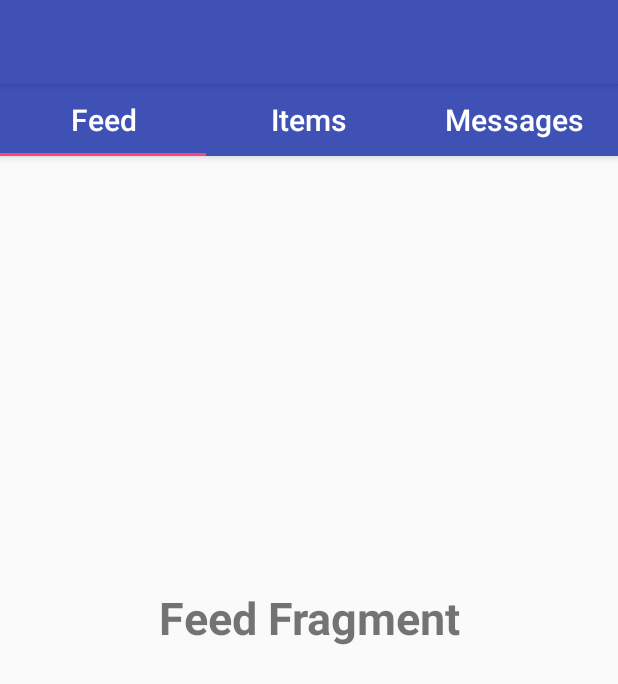
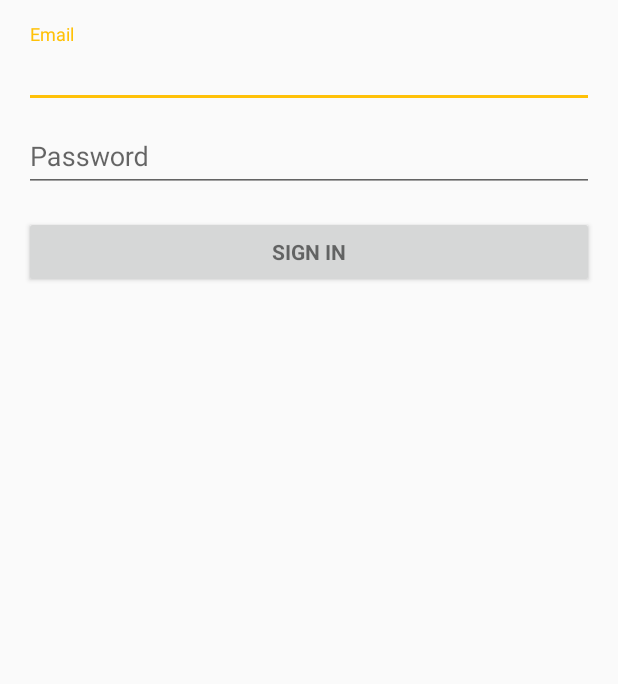
Before and after one commit to pdrumm/Satchel, an Android app: the screen it shows after launch (MainActivity before the commit, LoginActivity after it), on a phone screen of 412 x 824 dp. Shown: the top 684 px of the screen. Run offline under Robolectric (Android 15) with nearby library versions, the phone set to English and light mode, and no system bars; our stand-ins replace Firebase (no records; nobody signed in at launch, a user with empty details on screens opened directly); 2 statements that could not run were skipped.

Commit message:
Added login page with Firebase login authN. No ability to sign-up yet.

```diff
--- a/app/build.gradle
+++ b/app/build.gradle
@@ -26,5 +26,9 @@ dependencies {
     })
     compile 'com.android.support:appcompat-v7:24.2.1'
     compile 'com.android.support:design:24.2.1'
+    compile 'com.google.firebase:firebase-auth:10.0.1'
     testCompile 'junit:junit:4.12'
 }
+
+
+apply plugin: 'com.google.gms.google-services'
--- /dev/null
+++ b/app/src/main/java/com/cse40333/satchel/LoginActivity.java
@@ -0,0 +1,347 @@
+package com.cse40333.satchel;
+
+import android.animation.Animator;
+import android.animation.AnimatorListenerAdapter;
+import android.annotation.TargetApi;
+import android.content.Intent;
+import android.content.pm.PackageManager;
+import android.support.annotation.NonNull;
+import android.support.design.widget.Snackbar;
+import android.support.v7.app.AppCompatActivity;
+import android.app.LoaderManager.LoaderCallbacks;
+
+import android.content.CursorLoader;
+import android.content.Loader;
+import android.database.Cursor;
+import android.net.Uri;
+import android.os.AsyncTask;
+
+import android.os.Build;
+import android.os.Bundle;
+import android.provider.ContactsContract;
+import android.text.TextUtils;
+import android.util.Log;
+import android.view.KeyEvent;
+import android.view.View;
+import android.view.View.OnClickListener;
+import android.view.inputmethod.EditorInfo;
+import android.widget.ArrayAdapter;
+import android.widget.AutoCompleteTextView;
+import android.widget.Button;
+import android.widget.EditText;
+import android.widget.TextView;
+
+import com.google.android.gms.tasks.OnCompleteListener;
+import com.google.android.gms.tasks.Task;
+import com.google.firebase.auth.AuthResult;
+import com.google.firebase.auth.FirebaseAuth;
+import com.google.firebase.auth.FirebaseUser;
+
+import java.util.ArrayList;
+import java.util.List;
+
+import static android.Manifest.permission.READ_CONTACTS;
+
+/**
+ * A login screen that offers login via email/password.
+ */
+public class LoginActivity extends AppCompatActivity implements LoaderCallbacks<Cursor> {
+
+    private static final String TAG = LoginActivity.class.getName();
+
+    /**
+     * Id to identity READ_CONTACTS permission request.
+     */
+    private static final int REQUEST_READ_CONTACTS = 0;
+
+    // UI references.
+    private AutoCompleteTextView mEmailView;
+    private EditText mPasswordView;
+    private View mProgressView;
+    private View mLoginFormView;
+
+    // Firebase references
+    private FirebaseAuth mAuth;
+    private FirebaseAuth.AuthStateListener mAuthListener;
+
+    @Override
+    protected void onCreate(Bundle savedInstanceState) {
+        super.onCreate(savedInstanceState);
+        setContentView(R.layout.activity_login);
+        // Set up the login form.
+        mEmailView = (AutoCompleteTextView) findViewById(R.id.email);
+        populateAutoComplete();
+
+        // attempt login if user presses enter
+        mPasswordView = (EditText) findViewById(R.id.password);
+        mPasswordView.setOnEditorActionListener(new TextView.OnEditorActionListener() {
+            @Override
+            public boolean onEditorAction(TextView textView, int id, KeyEvent keyEvent) {
+                if (id == R.id.login || id == EditorInfo.IME_NULL) {
+                    attemptLogin();
+                    return true;
+                }
+                return false;
+            }
+        });
+
+        // attempt login if user clicks login button
+        Button mEmailSignInButton = (Button) findViewById(R.id.email_sign_in_button);
+        mEmailSignInButton.setOnClickListener(new OnClickListener() {
+            @Override
+            public void onClick(View view) {
+                attemptLogin();
+            }
+        });
+
+        mLoginFormView = findViewById(R.id.login_form);
+        mProgressView = findViewById(R.id.login_progress);
+
+        // Initialize Firebase
+        mAuth = FirebaseAuth.getInstance();
+        mAuthListener = new FirebaseAuth.AuthStateListener() {
+            @Override
+            public void onAuthStateChanged(@NonNull FirebaseAuth firebaseAuth) {
+                FirebaseUser user = firebaseAuth.getCurrentUser();
+                if (user != null) {
+                    // User is signed in
+                    Log.d(TAG, "onAuthStateChanged:signed_in:" + user.getUid());
+                    // User is signed out
+                    Log.d(TAG, "onAuthStateChanged:signed_out");
+                }
+            }
+        };
+    }
+
+    @Override
+    protected void onStart() {
+        super.onStart();
+        mAuth.addAuthStateListener(mAuthListener);
+    }
+
+    @Override
+    protected void onStop() {
+        super.onStop();
+        if (mAuthListener != null) {
+            mAuth.removeAuthStateListener(mAuthListener);
+        }
+    }
+
+    private void populateAutoComplete() {
+        if (!mayRequestContacts()) {
+            return;
+        }
+
+        getLoaderManager().initLoader(0, null, this);
+    }
+
+    private boolean mayRequestContacts() {
+        if (Build.VERSION.SDK_INT < Build.VERSION_CODES.M) {
+            return true;
+        }
+        if (checkSelfPermission(READ_CONTACTS) == PackageManager.PERMISSION_GRANTED) {
+            return true;
+        }
+        if (shouldShowRequestPermissionRationale(READ_CONTACTS)) {
+            Snackbar.make(mEmailView, R.string.permission_rationale, Snackbar.LENGTH_INDEFINITE)
+                    .setAction(android.R.string.ok, new View.OnClickListener() {
+                        @Override
+                        @TargetApi(Build.VERSION_CODES.M)
+                        public void onClick(View v) {
+                            requestPermissions(new String[]{READ_CONTACTS}, REQUEST_READ_CONTACTS);
+                        }
+                    });
+        } else {
+            requestPermissions(new String[]{READ_CONTACTS}, REQUEST_READ_CONTACTS);
+        }
+        return false;
+    }
+
+    /**
+     * Callback received when a permissions request has been completed.
+     */
+    @Override
+    public void onRequestPermissionsResult(int requestCode, @NonNull String[] permissions,
+                                           @NonNull int[] grantResults) {
+        if (requestCode == REQUEST_READ_CONTACTS) {
+            if (grantResults.length == 1 && grantResults[0] == PackageManager.PERMISSION_GRANTED) {
+                populateAutoComplete();
+            }
+        }
+    }
+
+
+    /**
+     * Attempts to sign in or register the account specified by the login form.
+     * If there are form errors (invalid email, missing fields, etc.), the
+     * errors are presented and no actual login attempt is made.
+     */
+    private void attemptLogin() {
+        if (mAuthTask != null) {
+            return;
+        }
+
+        // Reset errors.
+        mEmailView.setError(null);
+        mPasswordView.setError(null);
+
+        // Store values at the time of the login attempt.
+        String email = mEmailView.getText().toString();
+        String password = mPasswordView.getText().toString();
+
+        boolean cancel = false;
+        View focusView = null;
+
+        // Check for a valid password, if the user entered one.
+        if (!TextUtils.isEmpty(password) && !isPasswordValid(password)) {
+            mPasswordView.setError(getString(R.string.error_invalid_password));
+            focusView = mPasswordView;
+            cancel = true;
+        }
+
+        // Check for a valid email address.
+        if (TextUtils.isEmpty(email)) {
+            mEmailView.setError(getString(R.string.error_field_required));
+            focusView = mEmailView;
+            cancel = true;
+        } else if (!isEmailValid(email)) {
+            mEmailView.setError(getString(R.string.error_invalid_email));
+            focusView = mEmailView;
+            cancel = true;
+        }
+
+        if (cancel) {
+            // There was an error; don't attempt login and focus the first
+            // form field with an error.
+            focusView.requestFocus();
+        } else {
+            // Show a progress spinner, and kick off a background task to
+            // perform the user login attempt.
+            showProgress(true);
+
+            // Authenticate with Firebase
+            mAuth.signInWithEmailAndPassword(email, password).addOnCompleteListener(this, new OnCompleteListener<AuthResult>() {
+                @Override
+                public void onComplete(@NonNull Task<AuthResult> task) {
+                    Log.d(TAG, "signInWithEmail:onComplete:" + task.isSuccessful());
+
+                    // If sign in fails, display a message to the user. If sign succeeds
+                    // the auth state listener will be notified and logic to handle the
+                    // signed in user can be handled in the listener.
+                    if (!task.isSuccessful()) {
+                        Log.w(TAG, "signInWithEmail:failed", task.getException());
+                        showProgress(false);
+                        mPasswordView.setError(getString(R.string.error_incorrect_password));
+                        mPasswordView.requestFocus();
+                    } else {
+                        Intent intent = new Intent(getApplicationContext(), MainActivity.class);
+                        startActivity(intent);
+                        finish();
+                    }
+                }
+            });
+
+        }
+    }
+
+    private boolean isEmailValid(String email) {
+        //TODO: Replace this with your own logic
+        return email.contains("@");
+    }
+
+    private boolean isPasswordValid(String password) {
+        //TODO: Replace this with your own logic
+        return password.length() > 4;
+    }
+
+    /**
+     * Shows the progress UI and hides the login form.
+     */
+    @TargetApi(Build.VERSION_CODES.HONEYCOMB_MR2)
+    private void showProgress(final boolean show) {
+        // On Honeycomb MR2 we have the ViewPropertyAnimator APIs, which allow
+        // for very easy animations. If available, use these APIs to fade-in
+        // the progress spinner.
+        if (Build.VERSION.SDK_INT >= Build.VERSION_CODES.HONEYCOMB_MR2) {
+            int shortAnimTime = getResources().getInteger(android.R.integer.config_shortAnimTime);
+
+            mLoginFormView.setVisibility(show ? View.GONE : View.VISIBLE);
+            mLoginFormView.animate().setDuration(shortAnimTime).alpha(
+                    show ? 0 : 1).setListener(new AnimatorListenerAdapter() {
+                @Override
+                public void onAnimationEnd(Animator animation) {
+                    mLoginFormView.setVisibility(show ? View.GONE : View.VISIBLE);
+                }
+            });
+
+            mProgressView.setVisibility(show ? View.VISIBLE : View.GONE);
+            mProgressView.animate().setDuration(shortAnimTime).alpha(
+                    show ? 1 : 0).setListener(new AnimatorListenerAdapter() {
+                @Override
+                public void onAnimationEnd(Animator animation) {
+                    mProgressView.setVisibility(show ? View.VISIBLE : View.GONE);
+                }
+            });
+        } else {
+            // The ViewPropertyAnimator APIs are not available, so simply show
+            // and hide the relevant UI components.
+            mProgressView.setVisibility(show ? View.VISIBLE : View.GONE);
+            mLoginFormView.setVisibility(show ? View.GONE : View.VISIBLE);
+        }
+    }
+
+    @Override
+    public Loader<Cursor> onCreateLoader(int i, Bundle bundle) {
+        return new CursorLoader(this,
+                // Retrieve data rows for the device user's 'profile' contact.
+                Uri.withAppendedPath(ContactsContract.Profile.CONTENT_URI,
+                        ContactsContract.Contacts.Data.CONTENT_DIRECTORY), ProfileQuery.PROJECTION,
+
+                // Select only email addresses.
+                ContactsContract.Contacts.Data.MIMETYPE +
+                        " = ?", new String[]{ContactsContract.CommonDataKinds.Email
+                .CONTENT_ITEM_TYPE},
+
+                // Show primary email addresses first. Note that there won't be
+                // a primary email address if the user hasn't specified one.
+                ContactsContract.Contacts.Data.IS_PRIMARY + " DESC");
+    }
+
+    @Override
+    public void onLoadFinished(Loader<Cursor> cursorLoader, Cursor cursor) {
+        List<String> emails = new ArrayList<>();
+        cursor.moveToFirst();
+        while (!cursor.isAfterLast()) {
+            emails.add(cursor.getString(ProfileQuery.ADDRESS));
+            cursor.moveToNext();
+        }
+
+        addEmailsToAutoComplete(emails);
+    }
+
+    @Override
+    public void onLoaderReset(Loader<Cursor> cursorLoader) {
+
+    }
+
+    private void addEmailsToAutoComplete(List<String> emailAddressCollection) {
+        //Create adapter to tell the AutoCompleteTextView what to show in its dropdown list.
+        ArrayAdapter<String> adapter =
+                new ArrayAdapter<>(LoginActivity.this,
+                        android.R.layout.simple_dropdown_item_1line, emailAddressCollection);
+
+        mEmailView.setAdapter(adapter);
+    }
+
+
+    private interface ProfileQuery {
+        String[] PROJECTION = {
+                ContactsContract.CommonDataKinds.Email.ADDRESS,
+                ContactsContract.CommonDataKinds.Email.IS_PRIMARY,
+        };
+
+        int ADDRESS = 0;
+        int IS_PRIMARY = 1;
+    }
+
+}
--- /dev/null
+++ b/app/src/main/res/layout/activity_login.xml
@@ -0,0 +1,77 @@
+<LinearLayout xmlns:android="http://schemas.android.com/apk/res/android"
+    xmlns:tools="http://schemas.android.com/tools"
+    android:layout_width="match_parent"
+    android:layout_height="match_parent"
+    android:gravity="center_horizontal"
+    android:orientation="vertical"
+    android:paddingBottom="@dimen/activity_vertical_margin"
+    android:paddingLeft="@dimen/activity_horizontal_margin"
+    android:paddingRight="@dimen/activity_horizontal_margin"
+    android:paddingTop="@dimen/activity_vertical_margin"
+    tools:context="com.cse40333.satchel.LoginActivity">
+
+    <!-- Login progress -->
+    <ProgressBar
+        android:id="@+id/login_progress"
+        style="?android:attr/progressBarStyleLarge"
+        android:layout_width="wrap_content"
+        android:layout_height="wrap_content"
+        android:layout_marginBottom="8dp"
+        android:visibility="gone" />
+
+    <ScrollView
+        android:id="@+id/login_form"
+        android:layout_width="match_parent"
+        android:layout_height="match_parent">
+
+        <LinearLayout
+            android:id="@+id/email_login_form"
+            android:layout_width="match_parent"
+            android:layout_height="wrap_content"
+            android:orientation="vertical">
+
+            <android.support.design.widget.TextInputLayout
+                android:layout_width="match_parent"
+                android:layout_height="wrap_content">
+
+                <AutoCompleteTextView
+                    android:id="@+id/email"
+                    android:layout_width="match_parent"
+                    android:layout_height="wrap_content"
+                    android:hint="@string/prompt_email"
+                    android:inputType="textEmailAddress"
+                    android:maxLines="1"
+                    android:singleLine="true" />
+
+            </android.support.design.widget.TextInputLayout>
+
+            <android.support.design.widget.TextInputLayout
+                android:layout_width="match_parent"
+                android:layout_height="wrap_content">
+
+                <EditText
+                    android:id="@+id/password"
+                    android:layout_width="match_parent"
+                    android:layout_height="wrap_content"
+                    android:hint="@string/prompt_password"
+                    android:imeActionId="@+id/login"
+                    android:imeActionLabel="@string/action_sign_in_short"
+                    android:imeOptions="actionUnspecified"
+                    android:inputType="textPassword"
+                    android:maxLines="1"
+                    android:singleLine="true" />
+
+            </android.support.design.widget.TextInputLayout>
+
+            <Button
+                android:id="@+id/email_sign_in_button"
+                style="?android:textAppearanceSmall"
+                android:layout_width="match_parent"
+                android:layout_height="wrap_content"
+                android:layout_marginTop="16dp"
+                android:text="@string/action_sign_in"
+                android:textStyle="bold" />
+
+        </LinearLayout>
+    </ScrollView>
+</LinearLayout>
--- a/app/src/main/res/values/colors.xml
+++ b/app/src/main/res/values/colors.xml
@@ -1,6 +1,20 @@
 <?xml version="1.0" encoding="utf-8"?>
 <resources>
-    <color name="colorPrimary">#3F51B5</color>
-    <color name="colorPrimaryDark">#303F9F</color>
-    <color name="colorAccent">#FF4081</color>
+    <!--<color name="colorPrimary">#3F51B5</color>-->
+    <!--<color name="colorPrimaryDark">#303F9F</color>-->
+    <!--<color name="colorAccent">#FF4081</color>-->
+
+    <!-- Palette generated by Material Palette - materialpalette.com/blue-grey/amber -->
+    <!--<color name="primary">#607D8B</color>-->
+    <color name="colorPrimary">#607D8B</color>
+    <!--<color name="primary_dark">#455A64</color>-->
+    <color name="colorPrimaryDark">#455A64</color>
+    <color name="primary_light">#CFD8DC</color>
+    <!--<color name="accent">#FFC107</color>-->
+    <color name="colorAccent">#FFC107</color>
+    <color name="primary_text">#212121</color>
+    <color name="secondary_text">#757575</color>
+    <color name="icons">#FFFFFF</color>
+    <color name="divider">#BDBDBD</color>
+
 </resources>
--- a/app/src/main/res/values/strings.xml
+++ b/app/src/main/res/values/strings.xml
@@ -1,4 +1,18 @@
 <resources>
     <string name="app_name">Satchel</string>
     <string name="title_activity_main">com.cse40333.satchel.MainActivity</string>
+    <string name="title_activity_login">Sign in</string>
+
+    <!-- Strings related to login -->
+    <string name="prompt_email">Email</string>
+    <string name="prompt_password">Password</string>
+    <string name="action_sign_in">Sign in</string>
+    <string name="action_sign_in_short">Sign in</string>
+    <string name="error_invalid_email">This email address is invalid</string>
+    <string name="error_invalid_password">This password is too short</string>
+    <string name="error_incorrect_password">This password is incorrect</string>
+    <string name="error_field_required">This field is required</string>
+    <string name="permission_rationale">"Contacts permissions are needed for providing email
+        completions."
+    </string>
 </resources>
--- a/build.gradle
+++ b/build.gradle
@@ -5,10 +5,11 @@ buildscript {
         jcenter()
     }
     dependencies {
-        classpath 'com.android.tools.build:gradle:2.2.3'
+        classpath 'com.android.tools.build:gradle:2.3.0'
 
         // NOTE: Do not place your application dependencies here; they belong
         // in the individual module build.gradle files
+        classpath 'com.google.gms:google-services:3.0.0'
     }
 }
 
```
Also changed, not shown: app/src/main/AndroidManifest.xml (+9 -3 lines), gradle/wrapper/gradle-wrapper.properties.
